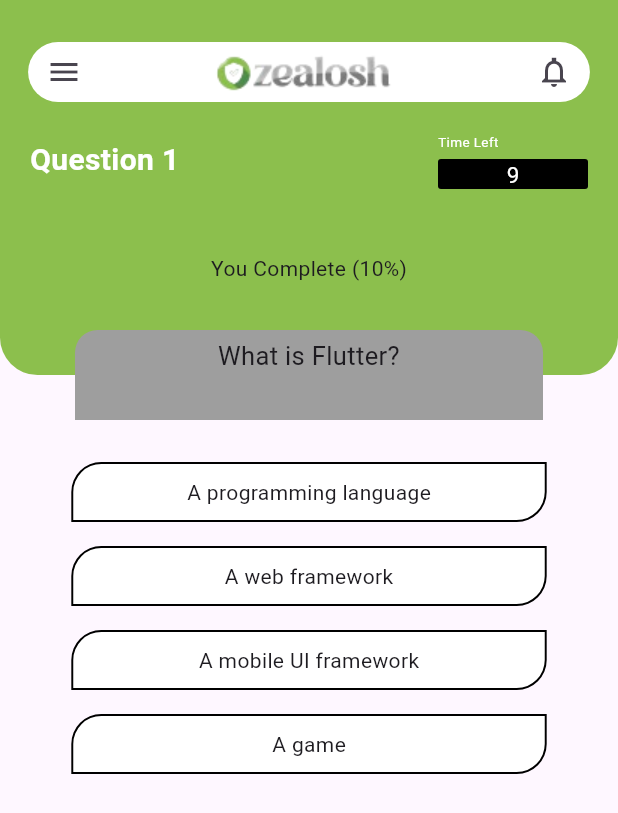
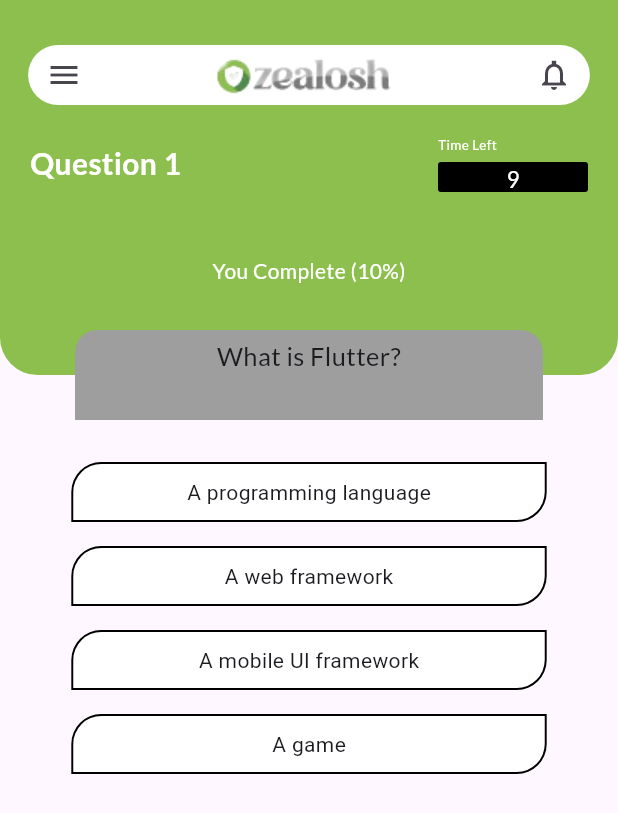
Before and after one commit to Farhathullah-Najeeb/QuizApp, a Flutter app: the screen it shows after launch, after a tap on "Start the quiz", on a phone screen of 412 x 824 dp. Shown: the top 813 px of the screen. Run offline on Flutter 3.47's test engine with Material 3 defaults, Android fonts, the phone set to English and light mode, and no system bars; our stand-ins replace google_fonts.

Commit message:
ui changes

```diff
--- a/lib/features/home_page.dart/provider/question_provider.dart
+++ b/lib/features/home_page.dart/provider/question_provider.dart
@@ -98,6 +98,8 @@ class QuizProvider with ChangeNotifier {
   int questionIndex = 0;
   int totalScore = 0;
   int get currentQuestionIndex => questionIndex;
+  List<Map<String, dynamic>> get questions => _questions;
+  bool get isQuizFinished => questionIndex >= _questions.length;
 
   void answerQuestion(int score) {
     totalScore += score;
@@ -105,8 +107,10 @@ class QuizProvider with ChangeNotifier {
     notifyListeners();
   }
 
+  // double get progress => (questionIndex + 1);
+
   double getProgress() {
-    return ((currentQuestionIndex + 1) * questions.length) * 100;
+    return ((currentQuestionIndex + 1));
   }
 
   void resetQuiz() {
@@ -114,7 +118,4 @@ class QuizProvider with ChangeNotifier {
     totalScore = 0;
     notifyListeners();
   }
- List<Map<String, dynamic>> get questions => _questions;
-  bool get isQuizFinished => questionIndex >= _questions.length;
-
 }
--- a/lib/features/home_page.dart/view/home_page.dart
+++ b/lib/features/home_page.dart/view/home_page.dart
@@ -2,7 +2,7 @@
 
 import 'package:provider/provider.dart';
 import 'package:zealosh/const/colours.dart';
-
+import 'package:google_fonts/google_fonts.dart';
 import 'package:flutter/material.dart';
 import 'package:zealosh/features/home_page.dart/provider/question_provider.dart';
 import 'package:zealosh/features/questions_page.dart/questionss_page.dart';
@@ -14,7 +14,6 @@ class HomePage extends StatelessWidget {
   @override
   Widget build(BuildContext context) {
     final quiz = Provider.of<QuizProvider>(context);
-
     final height = MediaQuery.of(context).size.height;
     final width = MediaQuery.of(context).size.width;
     return SafeArea(
@@ -45,15 +44,14 @@ class HomePage extends StatelessWidget {
                   mainAxisAlignment: MainAxisAlignment.start,
                   crossAxisAlignment: CrossAxisAlignment.start,
                   children: [
-                    const Padding(
-                      padding: EdgeInsets.only(left: 20, top: 10),
-                      child: Text(
-                        "ASP-CSP QuizMaster",
-                        style: TextStyle(
+                    Padding(
+                      padding: const EdgeInsets.only(left: 20, top: 10),
+                      child: Text("ASP-CSP QuizMaster",
+                          style: GoogleFonts.lato(
+                            color: kwhiteColor,
                             fontSize: 17,
-                            fontWeight: FontWeight.bold,
-                            color: Colors.white),
-                      ),
+                            fontWeight: FontWeight.w900,
+                          )),
                     ),
                     const SizedBox(
                       height: 10,
@@ -97,12 +95,13 @@ class HomePage extends StatelessWidget {
                                             fontWeight: FontWeight.bold,
                                             color: Colors.yellow[400]),
                                       ),
-                                      const Text(
+                                      Text(
                                         "Your Total Quiz",
-                                        style: TextStyle(
-                                            fontSize: 15,
-                                            fontWeight: FontWeight.w500,
-                                            color: Colors.white),
+                                        style: GoogleFonts.lato(
+                                          color: kwhiteColor,
+                                          fontSize: 15,
+                                          fontWeight: FontWeight.w500,
+                                        ),
                                       ),
                                       TextButton(
                                         onPressed: () {
@@ -124,12 +123,13 @@ class HomePage extends StatelessWidget {
                                           ),
                                           height: 20,
                                           width: 100,
-                                          child: const Center(
+                                          child: Center(
                                             child: Text(
                                               "Start the quiz",
-                                              style: TextStyle(
-                                                  color: Colors.black,
-                                                  fontWeight: FontWeight.w400),
+                                              style: GoogleFonts.lato(
+                                                color: kwhiteColor,
+                                                fontWeight: FontWeight.w400,
+                                              ),
                                             ),
                                           ),
                                         ),
@@ -169,10 +169,12 @@ class HomePage extends StatelessWidget {
                               child: Image.asset("assets/about.png"),
                             ),
                           ),
-                          const Text(
-                            "About App",
-                            style: TextStyle(fontWeight: FontWeight.w500),
-                          ),
+                          Text("About App",
+                              style: GoogleFonts.lato(
+                                color: Colors.black,
+                                fontSize: 12,
+                                fontWeight: FontWeight.w700,
+                              )),
                         ],
                       ),
                     ),
@@ -192,10 +194,12 @@ class HomePage extends StatelessWidget {
                                 borderRadius: BorderRadius.circular(10)),
                             child: Image.asset("assets/condact.png"),
                           ),
-                          const Text(
-                            "Condact Us",
-                            style: TextStyle(fontWeight: FontWeight.w500),
-                          ),
+                          Text("Condact Us",
+                              style: GoogleFonts.lato(
+                                color: Colors.black,
+                                fontSize: 12,
+                                fontWeight: FontWeight.w700,
+                              )),
                         ],
                       ),
                     ),
@@ -203,17 +207,15 @@ class HomePage extends StatelessWidget {
                 ),
               ),
               const Spacer(),
-              const Padding(
-                padding: EdgeInsets.all(20.0),
+              Padding(
+                padding: const EdgeInsets.all(20.0),
                 child: Center(
-                  child: Text(
-                    "© All Rights Reserved By Zealosh",
-                    style: TextStyle(
-                      color: kBlackColor,
-                      fontSize: 10,
-                      fontWeight: FontWeight.w600,
-                    ),
-                  ),
+                  child: Text("© All Rights Reserved By Zealosh",
+                      style: GoogleFonts.lato(
+                        color: Colors.black,
+                        fontSize: 10,
+                        fontWeight: FontWeight.w600,
+                      )),
                 ),
               ),
             ],
--- a/lib/features/questions_page.dart/questionss_page.dart
+++ b/lib/features/questions_page.dart/questionss_page.dart
@@ -1,6 +1,7 @@
 // ignore_for_file: deprecated_member_use
 
 import 'package:flutter/material.dart';
+import 'package:google_fonts/google_fonts.dart';
 import 'package:provider/provider.dart';
 import 'package:zealosh/const/colours.dart';
 import 'package:zealosh/features/home_page.dart/provider/question_provider.dart';
@@ -17,8 +18,11 @@ class QuizScreen extends StatelessWidget {
     final quiz = Provider.of<QuizProvider>(context);
     final timerModel = Provider.of<TimerModelProvider>(context);
 
+    return Consumer<QuizProvider>(
+      builder: (context, model, child) {
         return Scaffold(
-      body: quiz.isQuizFinished || timerModel.quizOver
+          body: quiz.isQuizFinished
+              // || timerModel.quizOver
               ? Container(
                   height: height,
                   width: width,
@@ -42,15 +46,21 @@ class QuizScreen extends StatelessWidget {
                                 image: AssetImage(
                                     "assets/stars-removebg-preview.png")),
                           ),
-                      const Padding(
-                        padding: EdgeInsets.only(top: 30),
+                          Padding(
+                            padding: const EdgeInsets.only(top: 30),
                             child: Text(
                               "You Have Been Succesfully",
-                          style: TextStyle(color: Colors.white, fontSize: 14),
+                              style: GoogleFonts.lato(
+                                color: kwhiteColor,
+                                fontSize: 14,
                               ),
                             ),
-                      const Text("Completed This Section",
-                          style: TextStyle(color: Colors.white, fontSize: 14)),
+                          ),
+                          Text("Completed This Section",
+                              style: GoogleFonts.lato(
+                                color: kwhiteColor,
+                                fontSize: 14,
+                              )),
                           Padding(
                             padding: const EdgeInsets.only(top: 20),
                             child: Row(
@@ -63,18 +73,22 @@ class QuizScreen extends StatelessWidget {
                                       color: Colors.yellow.shade400,
                                       fontWeight: FontWeight.w600),
                                 ),
-                            const Text(
+                                Text(
                                   "/10",
-                              style: TextStyle(
+                                  style: GoogleFonts.lato(
+                                    color: Colors.black,
                                     fontSize: 20,
-                                  color: Colors.black,
-                                  fontWeight: FontWeight.w400),
+                                    fontWeight: FontWeight.w400,
+                                  ),
                                 ),
                               ],
                             ),
                           ),
-                      const Text("Your Score",
-                          style: TextStyle(color: Colors.white, fontSize: 7)),
+                          Text("Your Score",
+                              style: GoogleFonts.lato(
+                                color: kwhiteColor,
+                                fontSize: 7,
+                              )),
                           const SizedBox(
                             height: 20,
                           ),
@@ -87,12 +101,13 @@ class QuizScreen extends StatelessWidget {
                                       BorderRadius.all(Radius.circular(3))),
                               child: TextButton(
                                 onPressed: quiz.resetQuiz,
-                            child: const Text(
+                                child: Text(
                                   "Play Again",
-                              style: TextStyle(
+                                  style: GoogleFonts.lato(
+                                    color: kwhiteColor,
                                     fontSize: 12,
                                     fontWeight: FontWeight.w500,
-                                  color: Colors.white),
+                                  ),
                                 ),
                               )),
                           const SizedBox(
@@ -103,7 +118,8 @@ class QuizScreen extends StatelessWidget {
                             width: 150,
                             decoration: const BoxDecoration(
                                 color: Colors.grey,
-                            borderRadius: BorderRadius.all(Radius.circular(3))),
+                                borderRadius:
+                                    BorderRadius.all(Radius.circular(3))),
                             child: TextButton(
                               onPressed: () {
                                 timerModel.resetTimer();
@@ -117,12 +133,13 @@ class QuizScreen extends StatelessWidget {
                                   ),
                                 );
                               },
-                          child: const Text(
+                              child: Text(
                                 "Back Home",
-                            style: TextStyle(
+                                style: GoogleFonts.lato(
+                                  color: kwhiteColor,
                                   fontSize: 12,
                                   fontWeight: FontWeight.w500,
-                                color: Colors.white),
+                                ),
                               ),
                             ),
                           ),
@@ -151,12 +168,13 @@ class QuizScreen extends StatelessWidget {
                             child: Column(
                               children: [
                                 const SizedBox(
-                              height: 28,
+                                  height: 30,
                                 ),
                                 Center(
                                   child: Container(
                                     height: 40,
-                                width: MediaQuery.of(context).size.width / 1.1,
+                                    width:
+                                        MediaQuery.of(context).size.width / 1.1,
                                     decoration: BoxDecoration(
                                       borderRadius: BorderRadius.circular(20),
                                       color: Colors.white,
@@ -173,8 +191,8 @@ class QuizScreen extends StatelessWidget {
                                         ),
                                         IconButton(
                                             onPressed: () {},
-                                        icon: const Icon(
-                                            Icons.notifications_none_sharp)),
+                                            icon: const Icon(Icons
+                                                .notifications_none_sharp)),
                                       ],
                                     ),
                                   ),
@@ -186,26 +204,25 @@ class QuizScreen extends StatelessWidget {
                                     mainAxisAlignment:
                                         MainAxisAlignment.spaceBetween,
                                     children: [
-                                  Consumer<QuizProvider>(
-                                    builder: (context, quizProvider, child) {
-                                      return Text(
-                                        'Question ${quizProvider.questionIndex + 1}',
-                                        style: const TextStyle(
+                                      Text(
+                                        'Question ${model.questionIndex + 1}',
+                                        style: GoogleFonts.lato(
+                                          color: kwhiteColor,
+                                          fontSize: 20,
                                           fontWeight: FontWeight.bold,
-                                            color: Colors.white,
-                                            fontSize: 20),
-                                      );
-                                    },
+                                        ),
                                       ),
                                       SizedBox(
                                         child: Column(
                                           crossAxisAlignment:
                                               CrossAxisAlignment.start,
                                           children: [
-                                        const Text(
+                                            Text(
                                               "Time Left",
-                                          style: TextStyle(
-                                              color: Colors.white, fontSize: 9),
+                                              style: GoogleFonts.lato(
+                                                color: kwhiteColor,
+                                                fontSize: 9,
+                                              ),
                                             ),
                                             const SizedBox(
                                               height: 5,
@@ -219,16 +236,19 @@ class QuizScreen extends StatelessWidget {
                                                 color: Colors.black,
                                               ),
                                               child: Center(
-                                            child: Consumer<TimerModelProvider>(
-                                              builder: (context, timerProvider,
-                                                  child) {
+                                                child: Consumer<
+                                                    TimerModelProvider>(
+                                                  builder: (context,
+                                                      timerProvider, child) {
                                                     final remainingTime =
-                                                    timerProvider.remainingTime;
+                                                        timerProvider
+                                                            .remainingTime;
                                                     return Text(
                                                       remainingTime.toString(),
-                                                  style: const TextStyle(
-                                                      color: Colors.white,
-                                                      fontSize: 15),
+                                                      style: GoogleFonts.lato(
+                                                        color: kwhiteColor,
+                                                        fontSize: 15,
+                                                      ),
                                                     );
                                                   },
                                                 ),
@@ -248,7 +268,12 @@ class QuizScreen extends StatelessWidget {
                                     return Padding(
                                         padding: const EdgeInsets.all(15.0),
                                         child: Text(
-                                        "You Complete (${quizProvider.currentQuestionIndex + 1}0%)"));
+                                          "You Complete (${quizProvider.currentQuestionIndex + 1}0%)",
+                                          style: GoogleFonts.lato(
+                                            color: kwhiteColor,
+                                            fontWeight: FontWeight.w500,
+                                          ),
+                                        ));
                                   },
                                 ),
                               ],
@@ -268,14 +293,16 @@ class QuizScreen extends StatelessWidget {
                                   width: 350,
                                   decoration: const BoxDecoration(
                                       color: Colors.grey,
-                                  borderRadius:
-                                      BorderRadius.all(Radius.circular(15))),
+                                      borderRadius: BorderRadius.all(
+                                          Radius.circular(15))),
                                   child: Padding(
                                     padding: const EdgeInsets.only(top: 5),
                                     child: Text(
                                       quiz.questions[quiz.questionIndex]
                                           ['questionText'],
-                                  style: const TextStyle(fontSize: 17.0),
+                                      style: GoogleFonts.lato(
+                                        fontSize: 17,
+                                      ),
                                       textAlign: TextAlign.center,
                                     ),
                                   ),
@@ -292,8 +319,7 @@ class QuizScreen extends StatelessWidget {
                                   child: InkWell(
                                     onTap: () =>
                                         quiz.answerQuestion(answer['score']),
-                                child:
-                                Container(
+                                    child: Container(
                                       height: 40,
                                       width: width / 1.3,
                                       decoration: BoxDecoration(
@@ -305,7 +331,8 @@ class QuizScreen extends StatelessWidget {
                                             color: Colors.black,
                                             width: 1.3,
                                           )),
-                                  child: Center(child: Text(answer['text'])),
+                                      child:
+                                          Center(child: Text(answer['text'])),
                                     ),
                                   ),
                                 )
@@ -317,5 +344,7 @@ class QuizScreen extends StatelessWidget {
                   ],
                 ),
         );
+      },
+    );
   }
 }
--- a/pubspec.yaml
+++ b/pubspec.yaml
@@ -31,20 +31,20 @@ dependencies:
   cupertino_icons: ^1.0.6
   flutter:
     sdk: flutter
+  google_fonts: ^6.2.1
   percent_indicator: ^4.2.3
   provider: ^6.1.2
 
 dev_dependencies:
+  flutter_launcher_icons: ^0.13.1
   flutter_lints: ^3.0.0
   flutter_test:
     sdk: flutter
-  flutter_launcher_icons: ^0.13.1
 flutter_launcher_icons:
   android: "launcher_icon"
   ios: true
   image_path: "assets/mainicon-removebg-preview.png"
   min_sdk_android: 21 # android min sdk min:16, default 21
-
 
 # For information on the generic Dart part of this file, see the
 # following page: https://dart.dev/tools/pub/pubspec
```
Lines whose indentation alone changed are shown as unchanged.
